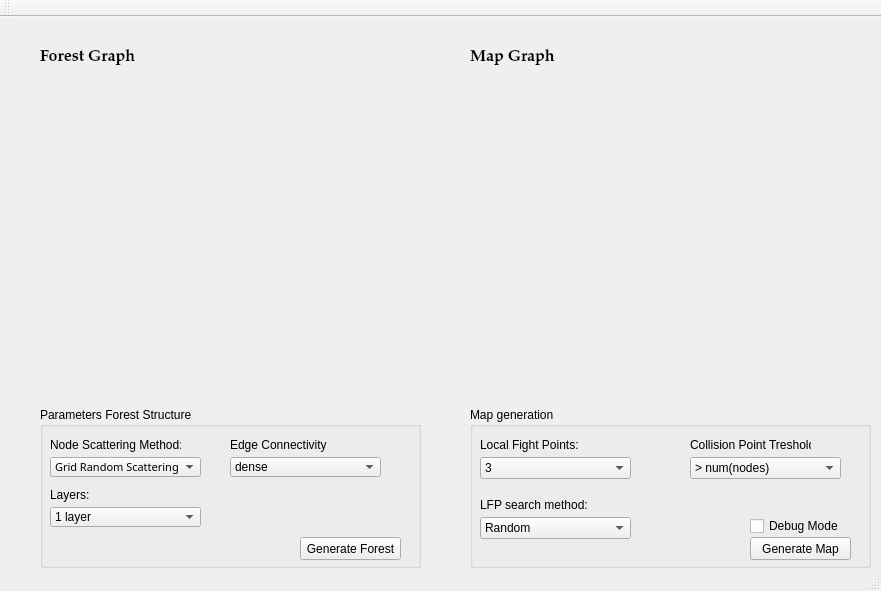
Before: the Qt Designer form code/testcase/mainwindow.ui in ostelaymetaule/dynamicstructures, drawn with Qt 5.
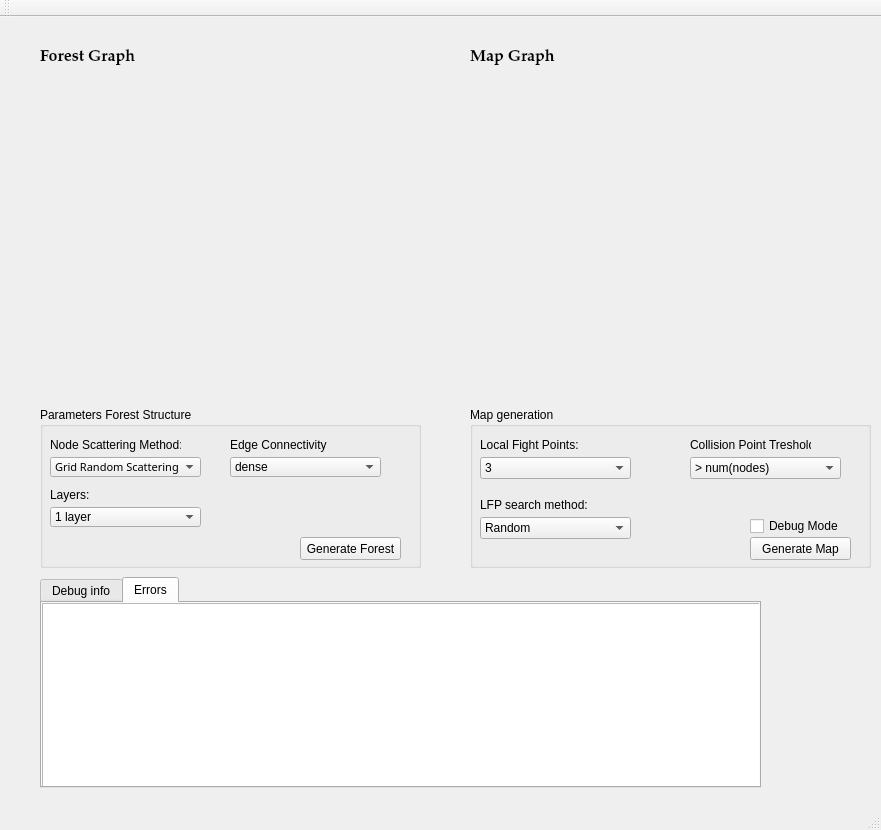
After: the same form once the commit is applied.

Diff of the .ui file:
```diff
--- a/code/testcase/mainwindow.ui
+++ b/code/testcase/mainwindow.ui
@@ -7,7 +7,7 @@
     <x>0</x>
     <y>0</y>
     <width>881</width>
-    <height>591</height>
+    <height>830</height>
    </rect>
   </property>
   <property name="windowTitle">
@@ -412,6 +412,49 @@
      </item>
     </widget>
    </widget>
+   <widget class="QTabWidget" name="tabWidget">
+    <property name="geometry">
+     <rect>
+      <x>40</x>
+      <y>560</y>
+      <width>721</width>
+      <height>211</height>
+     </rect>
+    </property>
+    <property name="currentIndex">
+     <number>1</number>
+    </property>
+    <widget class="QWidget" name="tab">
+     <attribute name="title">
+      <string>Debug info</string>
+     </attribute>
+     <widget class="QTextEdit" name="textEdit">
+      <property name="geometry">
+       <rect>
+        <x>0</x>
+        <y>0</y>
+        <width>721</width>
+        <height>191</height>
+       </rect>
+      </property>
+     </widget>
+    </widget>
+    <widget class="QWidget" name="tab_2">
+     <attribute name="title">
+      <string>Errors</string>
+     </attribute>
+     <widget class="QTextEdit" name="textEdit_2">
+      <property name="geometry">
+       <rect>
+        <x>0</x>
+        <y>0</y>
+        <width>721</width>
+        <height>191</height>
+       </rect>
+      </property>
+     </widget>
+    </widget>
+   </widget>
   </widget>
   <widget class="QToolBar" name="mainToolBar">
    <attribute name="toolBarArea">
```
